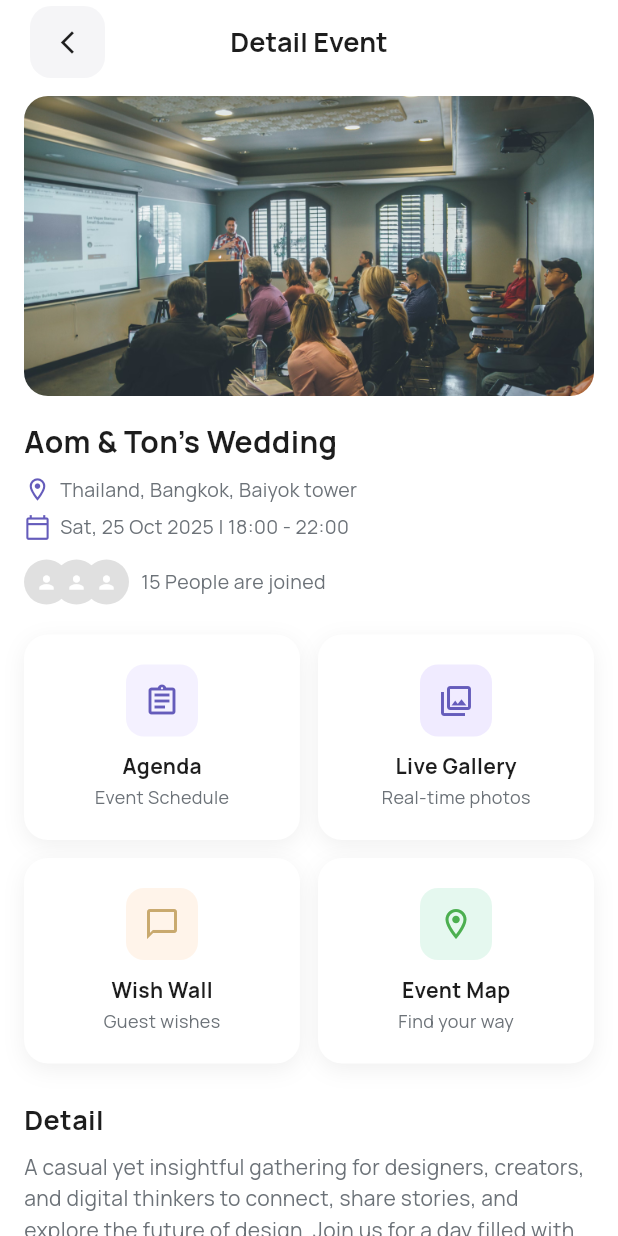
After one commit to Sompong6103/our_moment_app, a Flutter app: the HomeScreen screen opened by its route, after a tap on "Aom & Ton's Wedding", on a phone screen of 412 x 824 dp. The commit adds this screen. Run offline on Flutter 3.47's test engine with Material 3 defaults, Android fonts, the phone set to English and light mode, and no system bars; network calls fail.

Commit message:
add: page view detail events

```diff
--- a/MobileApp/lib/data/sample_events.dart
+++ b/MobileApp/lib/data/sample_events.dart
@@ -5,10 +5,18 @@ const sampleEvents = [
   EventModel(
     title: "Aom & Ton's Wedding",
     type: 'Wedding ceremony',
-    date: '16 Feb 2026',
+    date: 'Sat, 25 Oct 2025',
     organizer: 'Courtney Henny',
     coverColor: Color(0xFF7BA3AC),
     attendeeCount: 3,
+    location: 'Thailand, Bangkok, Baiyok tower',
+    time: '18:00 - 22:00',
+    description:
+        'A casual yet insightful gathering for designers, creators, and digital thinkers to connect, share stories, and explore the future of design. Join us for a day filled with inspiring talks, interactive sessions, and networking with local talents from the creative industry.',
+    coverImage: 'assets/images/detail_event_mockup.png',
+    themeColor: Color(0xFF001F54),
+    themeName: 'Blue Navy',
+    joinedCount: 15,
   ),
   EventModel(
     title: "Aom & Ton's Wedding",
@@ -17,5 +25,13 @@ const sampleEvents = [
     organizer: 'Kristin Watson',
     coverColor: Color(0xFF8CAB7A),
     attendeeCount: 3,
+    location: 'Thailand, Bangkok, Baiyok tower',
+    time: '18:00 - 22:00',
+    description:
+        'A casual yet insightful gathering for designers, creators, and digital thinkers to connect, share stories, and explore the future of design.',
+    coverImage: 'assets/images/detail_event_mockup.png',
+    themeColor: Color(0xFF001F54),
+    themeName: 'Blue Navy',
+    joinedCount: 15,
   ),
 ];
--- a/MobileApp/lib/models/event_model.dart
+++ b/MobileApp/lib/models/event_model.dart
@@ -7,6 +7,13 @@ class EventModel {
   final String organizer;
   final Color coverColor;
   final int attendeeCount;
+  final String? location;
+  final String? time;
+  final String? description;
+  final String? coverImage;
+  final Color? themeColor;
+  final String? themeName;
+  final int? joinedCount;
 
   const EventModel({
     required this.title,
@@ -15,5 +22,12 @@ class EventModel {
     required this.organizer,
     required this.coverColor,
     required this.attendeeCount,
+    this.location,
+    this.time,
+    this.description,
+    this.coverImage,
+    this.themeColor,
+    this.themeName,
+    this.joinedCount,
   });
 }
--- /dev/null
+++ b/MobileApp/lib/screens/event/detail_event_screen.dart
@@ -0,0 +1,123 @@
+import 'package:flutter/material.dart';
+import '../../config/app_colors.dart';
+import '../../models/event_model.dart';
+import '../../widgets/event/detail_event_feature_grid.dart';
+import '../../widgets/event/detail_event_header.dart';
+
+class DetailEventScreen extends StatelessWidget {
+  final EventModel event;
+
+  const DetailEventScreen({super.key, required this.event});
+
+  @override
+  Widget build(BuildContext context) {
+    return Scaffold(
+      backgroundColor: AppColors.white,
+      appBar: AppBar(
+        backgroundColor: AppColors.white,
+        surfaceTintColor: Colors.transparent,
+        elevation: 0,
+        centerTitle: true,
+        leadingWidth: 90,
+        leading: Padding(
+          padding: const EdgeInsets.only(
+            left: 20,
+            right: 20,
+            top: 4,
+            bottom: 4,
+          ),
+          child: InkWell(
+            onTap: () => Navigator.of(context).pop(),
+            borderRadius: BorderRadius.circular(14),
+            child: Container(
+              decoration: BoxDecoration(
+                color: AppColors.buttonGrey,
+                borderRadius: BorderRadius.circular(14),
+              ),
+              child: const Icon(
+                Icons.arrow_back_ios_new,
+                size: 18,
+                color: AppColors.textPrimary,
+              ),
+            ),
+          ),
+        ),
+        title: const Text(
+          'Detail Event',
+          style: TextStyle(
+            fontSize: 18,
+            fontWeight: FontWeight.w700,
+            color: AppColors.textPrimary,
+          ),
+        ),
+      ),
+      body: SingleChildScrollView(
+        padding: const EdgeInsets.fromLTRB(16, 8, 16, 32),
+        child: Column(
+          crossAxisAlignment: CrossAxisAlignment.start,
+          children: [
+            // Cover image
+            DetailEventHeader(event: event),
+            const SizedBox(height: 20),
+
+            // Feature grid
+            DetailEventFeatureGrid(),
+            const SizedBox(height: 24),
+
+            // Detail section
+            const Text(
+              'Detail',
+              style: TextStyle(
+                fontSize: 18,
+                fontWeight: FontWeight.w700,
+                color: AppColors.textPrimary,
+              ),
+            ),
+            const SizedBox(height: 8),
+            Text(
+              event.description ?? '',
+              style: const TextStyle(
+                fontSize: 14,
+                color: AppColors.textSecondary,
+                height: 1.5,
+              ),
+            ),
+            const SizedBox(height: 24),
+
+            // Theme section
+            const Text(
+              'Theme',
+              style: TextStyle(
+                fontSize: 18,
+                fontWeight: FontWeight.w700,
+                color: AppColors.textPrimary,
+              ),
+            ),
+            const SizedBox(height: 12),
+            Row(
+              children: [
+                Container(
+                  width: 40,
+                  height: 40,
+                  decoration: BoxDecoration(
+                    color: event.themeColor ?? AppColors.primary,
+                    shape: BoxShape.circle,
+                  ),
+                ),
+                const SizedBox(width: 12),
+                Text(
+                  event.themeName ?? '',
+                  style: const TextStyle(
+                    fontSize: 15,
+                    fontWeight: FontWeight.w600,
+                    color: AppColors.textPrimary,
+                  ),
+                ),
+              ],
+            ),
+          ],
+        ),
+      ),
+    );
+  }
+}
--- a/MobileApp/lib/screens/home/home_screen.dart
+++ b/MobileApp/lib/screens/home/home_screen.dart
@@ -38,12 +38,13 @@ class _HomeScreenState extends State<HomeScreen> {
             ListTile(
               title: const Text('Join event'),
               onTap: () {
-                Navigator.pop(context);
-                AppLoading.show(context);
-                // จำลอง: ปิด loading หลัง 2 วินาที
-                Future.delayed(const Duration(seconds: 2), () {
-                  AppLoading.hide();
-                });
+
+                // Navigator.pop(context);
+                // AppLoading.show(context);
+                // // จำลอง: ปิด loading หลัง 2 วินาที
+                // Future.delayed(const Duration(seconds: 2), () {
+                //   AppLoading.hide();
+                // });
               },
             ),
             ListTile(
--- /dev/null
+++ b/MobileApp/lib/widgets/event/detail_event_feature_grid.dart
@@ -0,0 +1,134 @@
+import 'package:flutter/material.dart';
+import '../../config/app_colors.dart';
+
+class DetailEventFeatureGrid extends StatelessWidget {
+  const DetailEventFeatureGrid({super.key});
+
+  @override
+  Widget build(BuildContext context) {
+    return Column(
+      children: [
+        Row(
+          children: [
+            Expanded(
+              child: _FeatureCard(
+                icon: Icons.assignment_outlined,
+                iconBgColor: const Color(0xFFF4F1FF),
+                iconColor: AppColors.primary,
+                title: 'Agenda',
+                subtitle: 'Event Schedule',
+                onTap: () {},
+              ),
+            ),
+            const SizedBox(width: 12),
+            Expanded(
+              child: _FeatureCard(
+                icon: Icons.photo_library_outlined,
+                iconBgColor: const Color(0xFFF0EBFF),
+                iconColor: AppColors.primary,
+                title: 'Live Gallery',
+                subtitle: 'Real-time photos',
+                onTap: () {},
+              ),
+            ),
+          ],
+        ),
+        const SizedBox(height: 12),
+        Row(
+          children: [
+            Expanded(
+              child: _FeatureCard(
+                icon: Icons.chat_bubble_outline,
+                iconBgColor: const Color(0xFFFFF4EA),
+                iconColor: const Color(0xFFC9A96E),
+                title: 'Wish Wall',
+                subtitle: 'Guest wishes',
+                onTap: () {},
+              ),
+            ),
+            const SizedBox(width: 12),
+            Expanded(
+              child: _FeatureCard(
+                icon: Icons.location_on_outlined,
+                iconBgColor: const Color(0xFFE5F8EF),
+                iconColor: const Color(0xFF4CAF50),
+                title: 'Event Map',
+                subtitle: 'Find your way',
+                onTap: () {},
+              ),
+            ),
+          ],
+        ),
+      ],
+    );
+  }
+}
+
+class _FeatureCard extends StatelessWidget {
+  final IconData icon;
+  final Color iconBgColor;
+  final Color iconColor;
+  final String title;
+  final String subtitle;
+  final VoidCallback onTap;
+
+  const _FeatureCard({
+    required this.icon,
+    required this.iconBgColor,
+    required this.iconColor,
+    required this.title,
+    required this.subtitle,
+    required this.onTap,
+  });
+
+  @override
+  Widget build(BuildContext context) {
+    return GestureDetector(
+      onTap: onTap,
+      child: Container(
+        padding: const EdgeInsets.symmetric(vertical: 20, horizontal: 16),
+        decoration: BoxDecoration(
+          color: AppColors.white,
+          borderRadius: BorderRadius.circular(16),
+          boxShadow: [
+            BoxShadow(
+              color: Colors.black.withAlpha(15),
+              blurRadius: 12,
+              offset: const Offset(0, 4),
+            ),
+          ],
+        ),
+        child: Column(
+          children: [
+            Container(
+              width: 48,
+              height: 48,
+              decoration: BoxDecoration(
+                color: iconBgColor,
+                borderRadius: BorderRadius.circular(12),
+              ),
+              child: Icon(icon, color: iconColor, size: 24),
+            ),
+            const SizedBox(height: 10),
+            Text(
+              title,
+              style: const TextStyle(
+                fontSize: 14,
+                fontWeight: FontWeight.w700,
+                color: AppColors.textPrimary,
+              ),
+            ),
+            const SizedBox(height: 2),
+            Text(
+              subtitle,
+              style: const TextStyle(
+                fontSize: 12,
+                color: AppColors.textSecondary,
+              ),
+            ),
+          ],
+        ),
+      ),
+    );
+  }
+}
--- /dev/null
+++ b/MobileApp/lib/widgets/event/detail_event_header.dart
@@ -0,0 +1,178 @@
+import 'package:flutter/material.dart';
+import '../../config/app_colors.dart';
+import '../../models/event_model.dart';
+
+class DetailEventHeader extends StatelessWidget {
+  final EventModel event;
+
+  const DetailEventHeader({super.key, required this.event});
+
+  @override
+  Widget build(BuildContext context) {
+    return Column(
+      crossAxisAlignment: CrossAxisAlignment.start,
+      children: [
+        // Cover image
+        ClipRRect(
+          borderRadius: BorderRadius.circular(16),
+          child: event.coverImage != null
+              ? Image.asset(
+                  event.coverImage!,
+                  height: 200,
+                  width: double.infinity,
+                  fit: BoxFit.cover,
+                )
+              : Container(
+                  height: 200,
+                  width: double.infinity,
+                  decoration: BoxDecoration(
+                    gradient: LinearGradient(
+                      begin: Alignment.topLeft,
+                      end: Alignment.bottomRight,
+                      colors: [
+                        event.coverColor,
+                        event.coverColor.withAlpha(180),
+                      ],
+                    ),
+                  ),
+                ),
+        ),
+        const SizedBox(height: 16),
+
+        // Title
+        Text(
+          event.title,
+          style: const TextStyle(
+            fontSize: 20,
+            fontWeight: FontWeight.w700,
+            color: AppColors.textPrimary,
+          ),
+        ),
+        const SizedBox(height: 8),
+
+        // Location
+        if (event.location != null)
+          _InfoRow(
+            icon: Icons.location_on_outlined,
+            iconColor: AppColors.primary,
+            text: event.location!,
+          ),
+        const SizedBox(height: 6),
+
+        // Date & time
+        _InfoRow(
+          icon: Icons.calendar_today_outlined,
+          iconColor: AppColors.primary,
+          text: event.time != null
+              ? '${event.date} | ${event.time}'
+              : event.date,
+        ),
+        const SizedBox(height: 12),
+
+        // Attendee avatars + joined count
+        _AttendeesRow(event: event),
+      ],
+    );
+  }
+}
+
+class _InfoRow extends StatelessWidget {
+  final IconData icon;
+  final Color iconColor;
+  final String text;
+
+  const _InfoRow({
+    required this.icon,
+    required this.iconColor,
+    required this.text,
+  });
+
+  @override
+  Widget build(BuildContext context) {
+    return Row(
+      children: [
+        Icon(icon, size: 18, color: iconColor),
+        const SizedBox(width: 6),
+        Expanded(
+          child: Text(
+            text,
+            style: const TextStyle(
+              fontSize: 13,
+              color: AppColors.textSecondary,
+            ),
+          ),
+        ),
+      ],
+    );
+  }
+}
+
+class _AttendeesRow extends StatelessWidget {
+  final EventModel event;
+
+  const _AttendeesRow({required this.event});
+
+  static const _avatarSize = 30.0;
+  static const _overlap = 10.0;
+
+  @override
+  Widget build(BuildContext context) {
+    final shown = event.attendeeCount.clamp(0, 3);
+    final hasExtras = event.attendeeCount > 3;
+
+    return Row(
+      children: [
+        SizedBox(
+          height: _avatarSize,
+          width: shown * (_avatarSize - _overlap) +
+              _overlap +
+              (hasExtras ? 32 : 0),
+          child: Stack(
+            children: [
+              for (int i = 0; i < shown; i++)
+                Positioned(
+                  left: i * (_avatarSize - _overlap),
+                  child: CircleAvatar(
+                    radius: _avatarSize / 2,
+                    backgroundColor: Colors.grey[300],
+                    child: const Icon(Icons.person,
+                        size: 14, color: Colors.white),
+                  ),
+                ),
+              if (hasExtras)
+                Positioned(
+                  left: shown * (_avatarSize - _overlap),
+                  child: Container(
+                    width: _avatarSize,
+                    height: _avatarSize,
+                    decoration: BoxDecoration(
+                      color: AppColors.scaffoldBackground,
+                      shape: BoxShape.circle,
+                      border: Border.all(color: AppColors.border, width: 1),
+                    ),
+                    alignment: Alignment.center,
+                    child: Text(
+                      '${event.attendeeCount - shown}+',
+                      style: const TextStyle(
+                        fontSize: 10,
+                        fontWeight: FontWeight.w600,
+                        color: AppColors.textSecondary,
+                      ),
+                    ),
+                  ),
+                ),
+            ],
+          ),
+        ),
+        const SizedBox(width: 8),
+        Text(
+          '${event.joinedCount ?? event.attendeeCount} People are joined',
+          style: const TextStyle(
+            fontSize: 13,
+            color: AppColors.textSecondary,
+          ),
+        ),
+      ],
+    );
+  }
+}
--- a/MobileApp/lib/widgets/event/event_card.dart
+++ b/MobileApp/lib/widgets/event/event_card.dart
@@ -1,5 +1,6 @@
 import 'package:flutter/material.dart';
 import '../../models/event_model.dart';
+import '../../screens/event/detail_event_screen.dart';
 import 'attendee_avatars.dart';
 
 class EventCard extends StatelessWidget {
@@ -9,7 +10,16 @@ class EventCard extends StatelessWidget {
 
   @override
   Widget build(BuildContext context) {
-    return Card(
+    return GestureDetector(
+      onTap: () {
+        Navigator.push(
+          context,
+          MaterialPageRoute(
+            builder: (_) => DetailEventScreen(event: event),
+          ),
+        );
+      },
+      child: Card(
         elevation: 6,
         shadowColor: Colors.black.withAlpha(80),
         surfaceTintColor: Colors.white,
@@ -24,6 +34,7 @@ class EventCard extends StatelessWidget {
             _OrganizerRow(event: event),
           ],
         ),
+      ),
     );
   }
 }
@@ -37,6 +48,14 @@ class _CoverImage extends StatelessWidget {
   Widget build(BuildContext context) {
     return Stack(
       children: [
+        if (event.coverImage != null)
+          Image.asset(
+            event.coverImage!,
+            height: 180,
+            width: double.infinity,
+            fit: BoxFit.cover,
+          )
+        else
           Container(
             height: 180,
             width: double.infinity,
```
Also changed, not shown: MobileApp/assets/images/detail_event_mockup.png (added), MobileApp/lib/routes/app_routes.dart (line endings or trailing spaces). Lines whose indentation alone changed are shown as unchanged.
